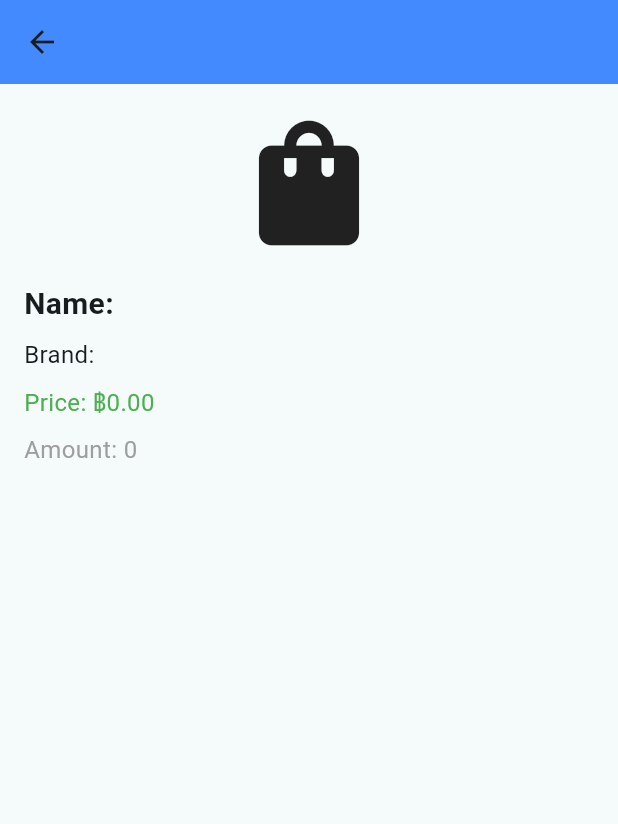
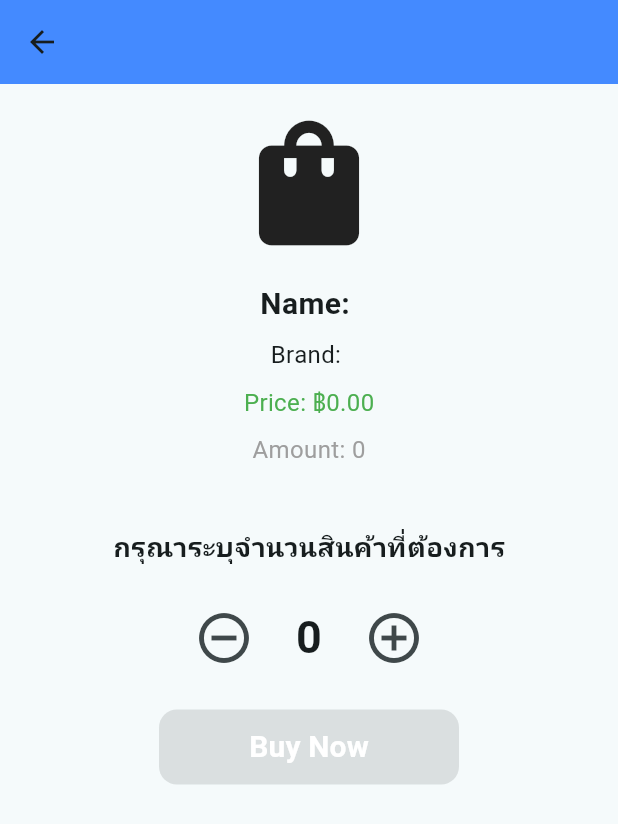
Before and after one commit to ThanakharnS/authen-FCS, a Flutter app: the ProductDetailPage screen opened directly with empty values, on a phone screen of 412 x 824 dp. Shown: the top 824 px of the screen. Run offline on Flutter 3.47's test engine with Material 3 defaults, Android fonts, the light colour scheme and no system bars; our stand-ins replace dio, easy_localization, firebase_auth, firebase_core, fluttertoast, google_fonts; accounts and stored records are empty; network calls fail.

Commit message:
แก้ไขหน้าแสดงรายละเอี่ยดสินค้า

```diff
--- a/lib/Page_ui/menu_product.dart
+++ b/lib/Page_ui/menu_product.dart
@@ -35,6 +35,7 @@ class _MenuProductPageState extends State<MenuProductPage> {
           ),
         ),
         backgroundColor: Colors.blueAccent,
+        automaticallyImplyLeading: false, // ปิดปุ่มย้อนกลับ
       ),
       body: FutureBuilder<List<Product>>(
         future: _productsFuture,
--- a/lib/Page_ui/productDetail_page.dart
+++ b/lib/Page_ui/productDetail_page.dart
@@ -1,5 +1,8 @@
 import 'package:flutter/material.dart';
+import 'package:provider/provider.dart';
+import '../Provider/ProductDetailProvider.dart';
 import '../model/product_model.dart';
+import 'menu_product.dart';
 
 class ProductDetailPage extends StatelessWidget {
   final Product product; // รับข้อมูลสินค้า
@@ -8,29 +11,129 @@ class ProductDetailPage extends StatelessWidget {
 
   @override
   Widget build(BuildContext context) {
+    final quantityProvider = context.watch<ProductDetailProvider>();
+
     return Scaffold(
       appBar: AppBar(
         title: Text(product.name),
         backgroundColor: Colors.blueAccent,
+        leading: IconButton(
+          icon: const Icon(Icons.arrow_back),
+          onPressed: () {
+            // รีเซ็ต quantity ก่อนกลับ
+            quantityProvider.reset();
+            Navigator.pushReplacement(
+              context,
+              MaterialPageRoute(
+                builder: (context) => const MenuProductPage(),
+              ),
+            );
+          },
+        ),
       ),
       body: Padding(
         padding: const EdgeInsets.all(16.0),
         child: Column(
-          crossAxisAlignment: CrossAxisAlignment.start,
           children: [
+            // รูปสินค้า
             Center(
               child: product.image != null && product.image!.isNotEmpty
                   ? Image.network(product.image!, height: 200)
                   : const Icon(Icons.shopping_bag, size: 100),
             ),
             const SizedBox(height: 16),
-            Text('Name: ${product.name}', style: const TextStyle(fontSize: 20, fontWeight: FontWeight.bold)),
+            Text('Name: ${product.name}',
+                style: const TextStyle(fontSize: 20, fontWeight: FontWeight.bold)),
             const SizedBox(height: 8),
             Text('Brand: ${product.brand}', style: const TextStyle(fontSize: 16)),
             const SizedBox(height: 8),
-            Text('Price: ฿${product.price.toStringAsFixed(2)}', style: const TextStyle(fontSize: 16, color: Colors.green)),
+            Text('Price: ฿${product.price.toStringAsFixed(2)}',
+                style: const TextStyle(fontSize: 16, color: Colors.green)),
             const SizedBox(height: 8),
-            Text('Amount: ${product.amount}', style: const TextStyle(fontSize: 16, color: Colors.grey)),
+            Text('Amount: ${product.amount}',
+                style: const TextStyle(fontSize: 16, color: Colors.grey)),
+            const SizedBox(height: 40),
+
+            // Quantity + Buy Now
+            Center(
+              child: Column(
+                children: [
+                  const Text("กรุณาระบุจำนวนสินค้าที่ต้องการ",
+                      style:
+                      TextStyle(fontSize: 18, fontWeight: FontWeight.bold)),
+                  const SizedBox(height: 20),
+                  Row(
+                    mainAxisSize: MainAxisSize.min,
+                    mainAxisAlignment: MainAxisAlignment.center,
+                    children: [
+                      // ปุ่มลด
+                      IconButton(
+                        icon: const Icon(Icons.remove_circle_outline, size: 40),
+                        onPressed: () => quantityProvider.decrement(),
+                      ),
+                      const SizedBox(width: 20),
+                      // แสดงค่า quantity
+                      Text(
+                        "${quantityProvider.quantity}",
+                        style: const TextStyle(
+                            fontSize: 30, fontWeight: FontWeight.bold),
+                      ),
+                      const SizedBox(width: 20),
+                      // ปุ่มเพิ่ม
+                      IconButton(
+                        icon: const Icon(Icons.add_circle_outline, size: 40),
+                        onPressed: () => quantityProvider.increment(),
+                      ),
+                    ],
+                  ),
+                  const SizedBox(height: 20),
+                  // ปุ่ม Buy Now
+                  SizedBox(
+                    width: 200,
+                    height: 50,
+                    child: ElevatedButton(
+                      style: ElevatedButton.styleFrom(
+                        backgroundColor: Colors.blueAccent,
+                        shape: RoundedRectangleBorder(
+                          borderRadius: BorderRadius.circular(12),
+                        ),
+                      ),
+                      onPressed: quantityProvider.quantity > 0
+                          ? () {
+                        // แสดง snackbar
+                        ScaffoldMessenger.of(context).showSnackBar(
+                          SnackBar(
+                            content: Text(
+                              "ซื้อ ${product.name} จำนวน ${quantityProvider.quantity} ชิ้นเรียบร้อย!",
+                                textAlign: TextAlign.center
+                            ),
+                          ),
+                        );
+
+                        // ไปหน้า MenuProductPage
+                        Navigator.pushReplacement(
+                          context,
+                          MaterialPageRoute(
+                            builder: (context) => const MenuProductPage(),
+                          ),
+                        );
+
+                        // รีเซ็ต quantity
+                        quantityProvider.reset();
+                      }
+                          : null,
+                      child: const Text(
+                        "Buy Now",
+                        style: TextStyle(
+                            fontSize: 20,
+                            fontWeight: FontWeight.bold,
+                            color: Colors.white),
+                      ),
+                    ),
+                  ),
+                ],
+              ),
+            ),
           ],
         ),
       ),
--- a/lib/Service/product_api_service.dart
+++ b/lib/Service/product_api_service.dart
@@ -6,7 +6,7 @@ class ProductService {
 
   final Dio _dio = Dio(
     BaseOptions(
-      baseUrl: 'http://192.168.1.162:9999/api',
+      baseUrl: 'http://192.168.1.188:9999/api',
       connectTimeout: const Duration(seconds: 10),
     ),
   );
--- a/lib/main.dart
+++ b/lib/main.dart
@@ -8,6 +8,7 @@ import 'package:verify_identity/Provider/login_provider.dart';
 import 'package:verify_identity/Provider/signup_provider.dart';
 import 'package:verify_identity/Provider/splash_creen_provider.dart';
 
+import 'Provider/ProductDetailProvider.dart';
 import 'Provider/forgot_password_provider.dart';
 import 'Provider/menu_profile_provider.dart';
 
@@ -35,6 +36,8 @@ void main() async {
           ChangeNotifierProvider(create: (_) => MenuProfileProvider()),
           ChangeNotifierProvider(create: (_) => ForgotPasswordPageProvider()),
           ChangeNotifierProvider(create: (_) => SignUpPageProvider()),
+          //==> เพิ่ม
+          ChangeNotifierProvider(create: (_) => ProductDetailProvider()),
 
         ],
         child: const MyApp(),
```
Also changed, not shown: lib/Model/product_model.dart (+16 -1 lines), lib/Provider/ProductDetailProvider.dart (added, +24 -0 lines), 2 other files.
